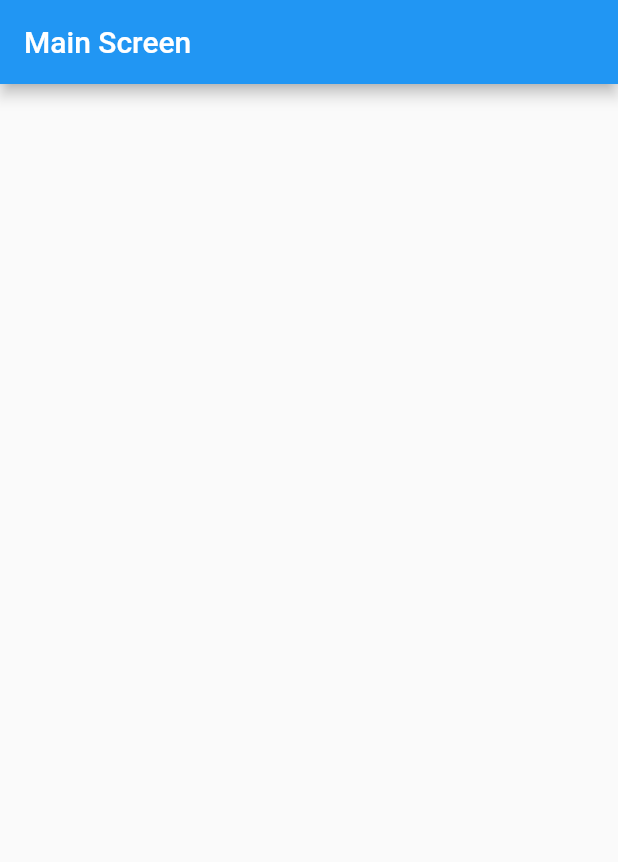
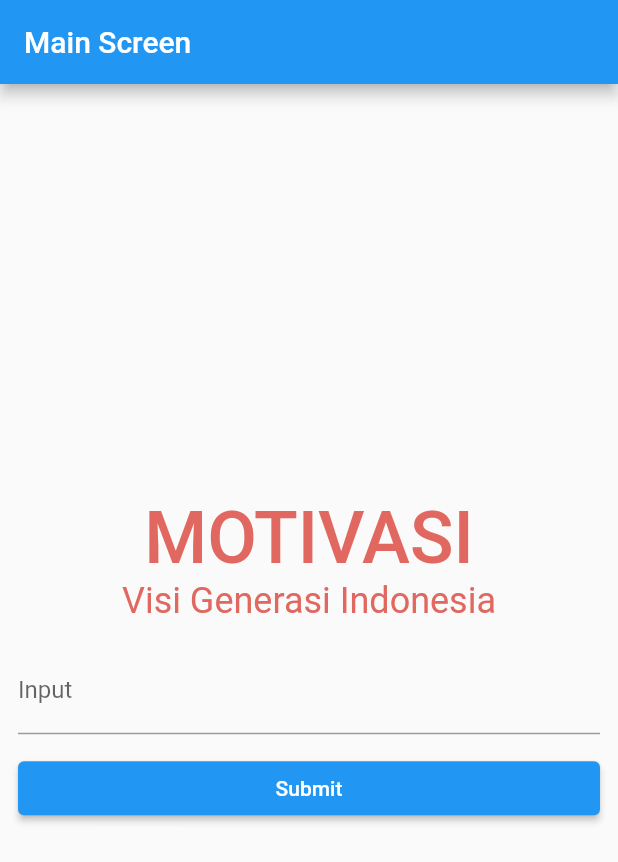
Before and after one commit to MuhamadAndre10/vigenasia, a Flutter app: the screen it shows after launch, on a phone screen of 412 x 824 dp. Shown: the top 862 px of the screen. Run offline on Flutter 3.47's test engine with Material 2 defaults, Android fonts, the phone set to English and light mode, and no system bars.

Commit message:
Update home screen

```diff
--- a/lib/screen/home_screen.dart
+++ b/lib/screen/home_screen.dart
@@ -1,13 +1,39 @@
 import 'package:flutter/material.dart';
+import 'package:vigenasia/widget/form_home.dart';
 
 class MainScreen extends StatelessWidget {
   const MainScreen({super.key});
 
   @override
   Widget build(BuildContext context) {
-    return Scaffold(
-      appBar: AppBar(
-        title: const Text("Main Screen"),
+    return SafeArea(
+      child: Scaffold(
+        appBar: AppBar(
+          title: const Text("Main Screen"),
+        ),
+        body: const Center(
+          child: Column(
+            mainAxisAlignment: MainAxisAlignment.center,
+            children: [
+              Text(
+                "MOTIVASI",
+                style: TextStyle(
+                    color: Color.fromARGB(255, 224, 104, 96),
+                    fontSize: 48,
+                    fontWeight: FontWeight.w500),
+              ),
+              Text(
+                "Visi Generasi Indonesia",
+                style: TextStyle(
+                    color: Color.fromARGB(255, 224, 104, 96),
+                    fontSize: 24,
+                    fontWeight: FontWeight.w400),
+              ),
+              SizedBox(height: 16),
+              FormHome()
+            ],
+          ),
+        ),
       ),
     );
   }
--- /dev/null
+++ b/lib/widget/form_home.dart
@@ -0,0 +1,50 @@
+import 'package:flutter/material.dart';
+
+class FormHome extends StatefulWidget {
+  const FormHome({super.key});
+
+  @override
+  State<FormHome> createState() => _FormHomeState();
+}
+
+class _FormHomeState extends State<FormHome> {
+
+  final _key = GlobalKey<FormState>();
+
+  @override
+  Widget build(BuildContext context) {
+    return Padding(
+      padding: const EdgeInsets.symmetric(horizontal: 12),
+      child: Form(
+        key: _key,
+        child: Column(
+          children: [
+            TextFormField(
+              validator: (value) {
+                if (value == null ||
+                    value.isEmpty ||
+                    value.trim().length == 1 ||
+                    value.trim().length >= 50) {
+                  return "Must be between 1 and 50 characters";
+                }
+                return null;
+              },
+              decoration: const InputDecoration(
+                hintText: 'Enter your Motivation',
+                labelText: 'Input',
+              ),
+            ),
+            const SizedBox(height: 12),
+            SizedBox(
+              width: MediaQuery.of(context).size.width,
+              child: ElevatedButton(
+                onPressed: () {},
+                child: const Text("Submit"),
+              ),
+            ),
+          ],
+        ),
+      ),
+    );
+  }
+}
```
